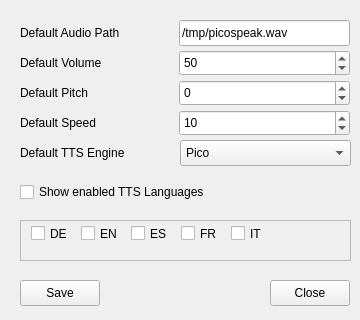
The window that src/settings.ui (Shadowsith/qpicospeaker) describes before a commit, drawn with Qt 5.
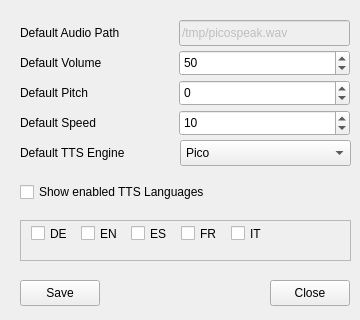
The same window after the commit.

```diff
--- a/src/settings.ui
+++ b/src/settings.ui
@@ -92,6 +92,9 @@
    </property>
   </widget>
   <widget class="QLineEdit" name="leAudPath">
+   <property name="enabled">
+    <bool>false</bool>
+   </property>
    <property name="geometry">
     <rect>
      <x>179</x>
```
